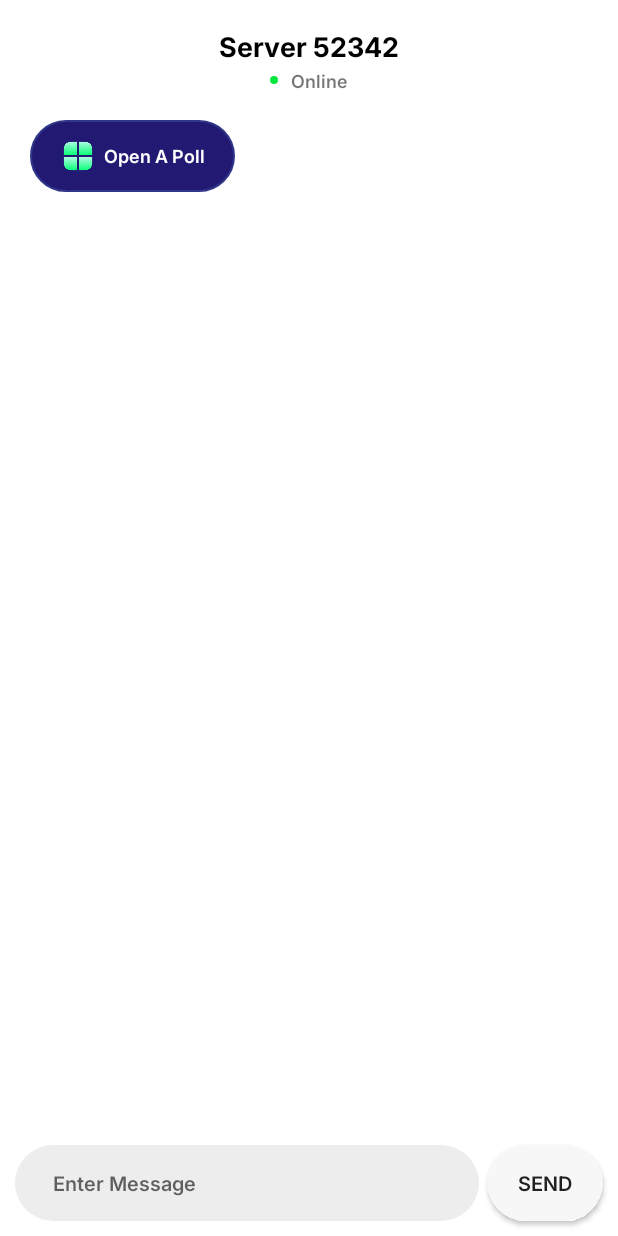
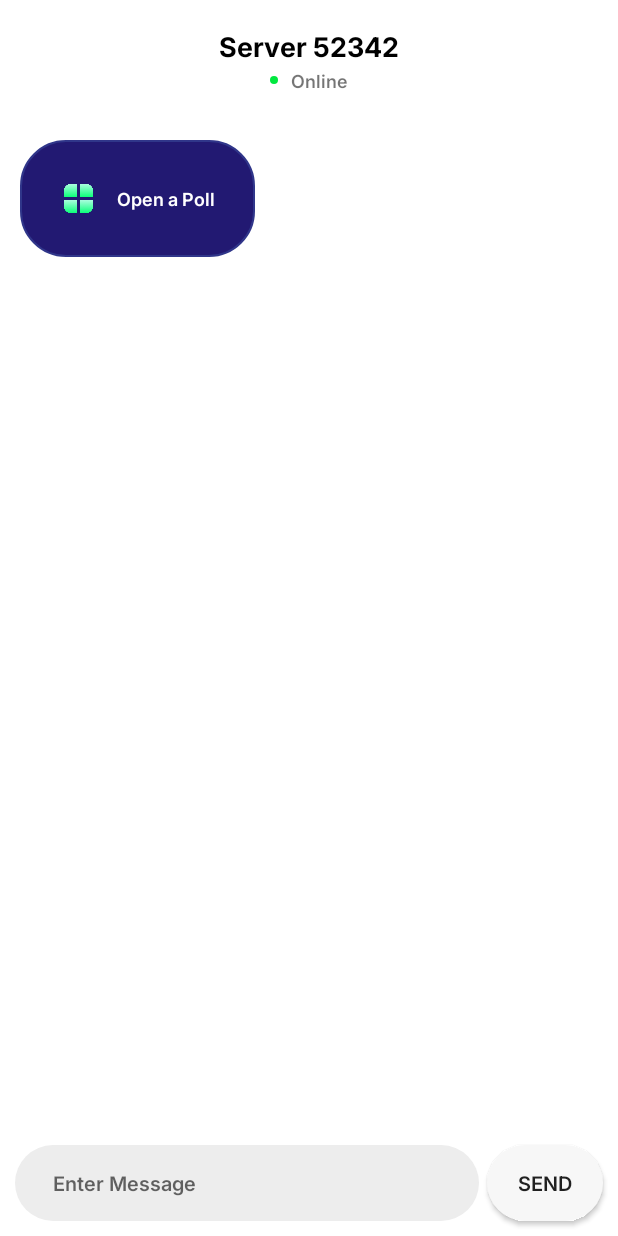
Before and after one commit to Yuslash/poll-app, an Android app built with Jetpack Compose: the screen it shows after launch (ChatRoomActivity), on a phone screen of 412 x 824 dp. Run offline under Robolectric (Android 15) with nearby library versions, the phone set to English and light mode, and no system bars; libraries missing offline, so code that uses them is left out: io.socket.client; 4 statements that could not run were skipped.

Commit message:
weh created the whole bunch of poll layout

```diff
--- a/app/src/main/java/com/example/anonymous2/ChatRoomActivity.kt
+++ b/app/src/main/java/com/example/anonymous2/ChatRoomActivity.kt
@@ -1,5 +1,6 @@
 package com.example.anonymous2
 
+import android.content.res.Resources
 import android.os.Bundle
 import android.view.Gravity
 import android.view.View
@@ -32,18 +33,72 @@ class ChatRoomActivity : ComponentActivity() {
     private val userColors: MutableMap<String, Int> = mutableMapOf() // Map to store unique colors for users
 
     override fun onCreate(savedInstanceState: Bundle?) {
+
+        fun Int.dpToPx(): Int {
+            return (this * Resources.getSystem().displayMetrics.density).toInt()
+        }
+
         super.onCreate(savedInstanceState)
 
         // Set the content view
         setContentView(R.layout.chat_room)
 
-        val pollButton = findViewById<LinearLayout>(R.id.absoulteContainer)
-        val pollTitle = findViewById<TextView>(R.id.polltitle)
-        val pollIcon = findViewById<ImageView>(R.id.pollimage)
+        // here we are gonna create that poll layout in programmatic layout
+        val topBar = findViewById<LinearLayout>(R.id.topBar)
 
-        pollButton.setOnClickListener {
-            handlePollButtonClick(this, pollButton, pollTitle, pollIcon)
+        // create a new layout in programmatically
+        val pollLayout = LinearLayout(this).apply {
+            orientation = LinearLayout.VERTICAL
+            layoutParams = LinearLayout.LayoutParams(
+                LinearLayout.LayoutParams.WRAP_CONTENT,
+                LinearLayout.LayoutParams.WRAP_CONTENT,
+            ).apply {
+                setMargins(20,20,20,20)
+            }
+            setBackgroundResource(R.drawable.radial_background)
+            setPadding(40,40,40,40)
         }
+
+        val imagePoll = ImageView(this).apply {
+            setImageResource(R.drawable.poll_icon)
+            layoutParams = LinearLayout.LayoutParams(25.dpToPx(), 25.dpToPx()) // Set width and height
+        }
+
+        val textPoll = TextView(this).apply {
+            text = "Open a Poll"
+            setTextAppearance(R.style.collapsedAppearence_Expanded)
+
+            layoutParams = LinearLayout.LayoutParams(
+                LinearLayout.LayoutParams.WRAP_CONTENT,
+                LinearLayout.LayoutParams.WRAP_CONTENT,
+            ).apply {
+                setMargins(20,0,0,0)
+            }
+        }
+
+        // top horiztonal for icon and header
+        val headerLayout = LinearLayout(this).apply {
+            orientation = LinearLayout.HORIZONTAL
+            layoutParams = LinearLayout.LayoutParams(
+                LinearLayout.LayoutParams.WRAP_CONTENT,
+                LinearLayout.LayoutParams.WRAP_CONTENT,
+            )
+            gravity = Gravity.CENTER
+        }
+
+       headerLayout.addView(imagePoll)
+        headerLayout.addView(textPoll)
+
+        pollLayout.addView(headerLayout)
+
+       // adding the new layout below the tobar
+        // first we are ognna create a rootLayout
+
+        val rootParent = topBar.parent as LinearLayout
+        val tobarIndex = rootParent.indexOfChild(topBar)
+        rootParent.addView(pollLayout, tobarIndex + 1)
+
+        // ok we have successufully created the poll layout now we need to expand that
 
         val messageContainer = findViewById<LinearLayout>(R.id.messageContainer)
         val messageScrollView = findViewById<ScrollView>(R.id.messageScrollView)
--- a/app/src/main/res/layout/chat_room.xml
+++ b/app/src/main/res/layout/chat_room.xml
@@ -1,5 +1,6 @@
 <?xml version="1.0" encoding="utf-8"?>
 <LinearLayout xmlns:android="http://schemas.android.com/apk/res/android"
+    android:id="@+id/rootLayout"
     android:orientation="vertical"
     android:layout_width="match_parent"
     android:layout_height="match_parent"
@@ -10,6 +11,7 @@
 
     <!-- this below is the top bar  -->
     <LinearLayout
+        android:id="@+id/topBar"
         android:layout_width="match_parent"
         android:layout_height="80dp"
         android:orientation="vertical"
@@ -59,65 +61,12 @@
 
         </LinearLayout>
 
-
     </LinearLayout>
 
     <!-- this below is the top bar  -->
 
 <!--poll section starts-->
-    <LinearLayout
-        android:layout_width="match_parent"
-        android:layout_height="wrap_content"
-        android:paddingHorizontal="20dp"
-        android:orientation="vertical"
-        >
 
-       <LinearLayout
-           android:id="@+id/absoulteContainer"
-           android:layout_width="wrap_content"
-           android:layout_height="wrap_content"
-           android:background="@drawable/radial_background"
-           android:orientation="vertical"
-           android:paddingHorizontal="20dp"
-           android:gravity="center"
-           android:paddingVertical="12dp"
-       >
-
-           <LinearLayout
-               android:id="@+id/notCollapsedPoll"
-               android:layout_width="match_parent"
-               android:layout_height="wrap_content"
-               android:orientation="horizontal"
-               android:gravity="center"
-               >
-               <ImageView
-                   android:id="@+id/pollimage"
-                   android:layout_width="24dp"
-                   android:layout_height="24dp"
-                   android:src="@drawable/poll_icon"
-                   android:scaleType="centerCrop"
-                   android:layout_marginEnd="5dp"
-                   />
-
-               <TextView
-                   android:id="@+id/polltitle"
-                   android:layout_width="wrap_content"
-                   android:layout_height="wrap_content"
-                   android:text="Open A Poll"
-                   android:fontFamily="@font/inter_18pt_semibold"
-                   android:textSize="12sp"
-                   android:textColor="@color/white"
-                   />
-
-           </LinearLayout>
-
-<!--    after colllpased ui will be inside the absoulte container    -->
-
-       </LinearLayout>
-
-
-
-    </LinearLayout>
 
     <!--poll section end-->
 
```
Also changed, not shown: app/src/main/java/com/example/anonymous2/PollAnimationHelper.kt (deleted, +0 -93 lines).
